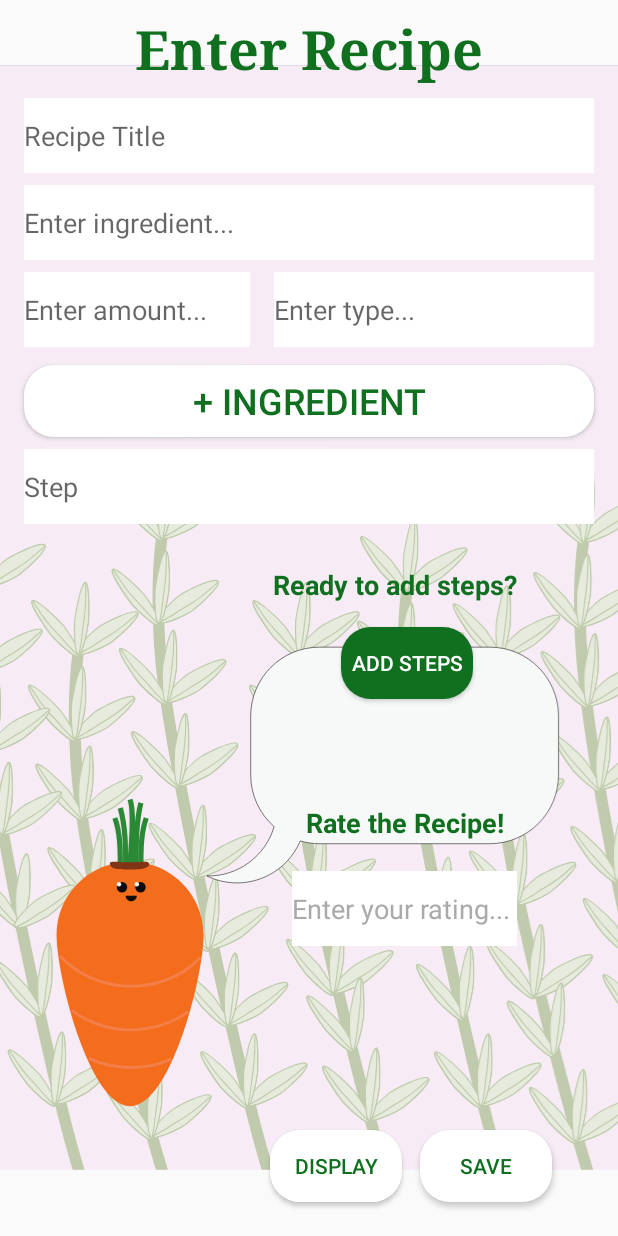
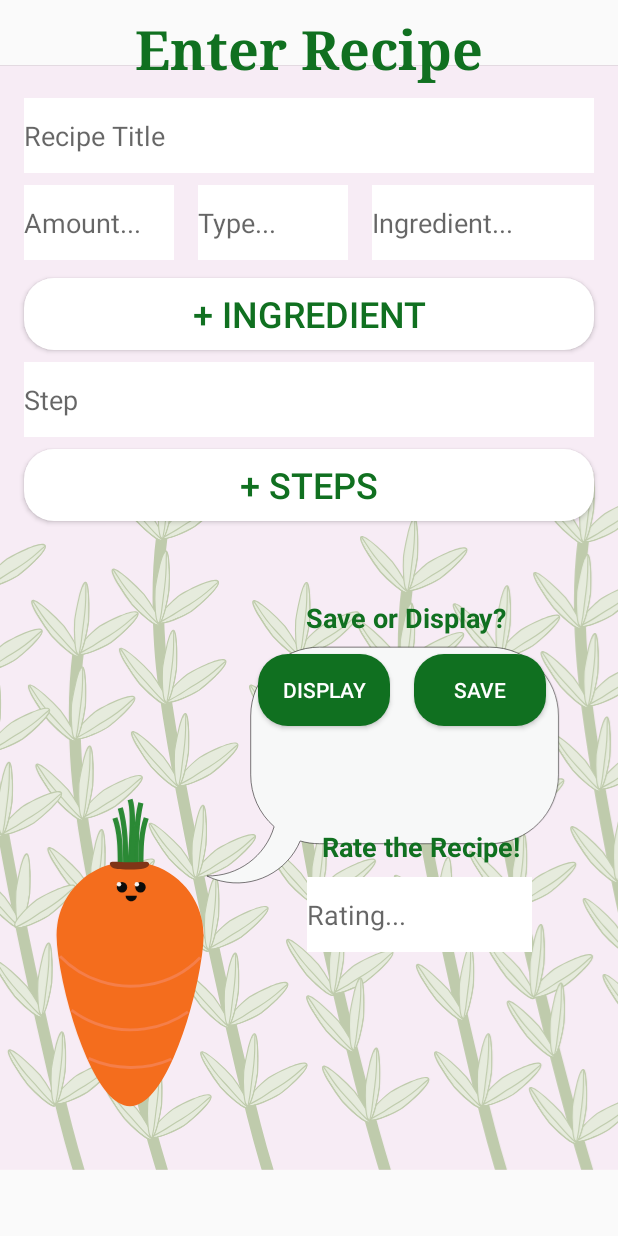
Before and after one commit to meg21allred/ThymeSavor, an Android app: the NewRecipeActivity screen opened directly, with no data from a screen before it, on a phone screen of 412 x 824 dp. Run offline under Robolectric (Android 15) with nearby library versions, the phone set to English and light mode, and no system bars; our stand-ins replace Room's generated code; Roboto replaces fonts that are not available here.

Commit message:
fixing new recipe layout

```diff
--- a/app/src/main/res/layout/activity_new_recipe.xml
+++ b/app/src/main/res/layout/activity_new_recipe.xml
@@ -43,11 +43,11 @@
         android:layout_marginEnd="16dp"
         android:background="#FFFFFF"
         android:ems="10"
-        android:hint="Enter ingredient..."
+        android:hint="Ingredient..."
         android:inputType="textPersonName"
         android:textColor="#000000"
         app:layout_constraintEnd_toEndOf="parent"
-        app:layout_constraintStart_toStartOf="parent"
+        app:layout_constraintStart_toEndOf="@+id/typeET"
         app:layout_constraintTop_toBottomOf="@+id/titleET" />
 
     <Button
@@ -55,78 +55,75 @@
         android:layout_width="0dp"
         android:layout_height="wrap_content"
         android:layout_marginStart="16dp"
+
         android:layout_marginTop="12dp"
         android:layout_marginEnd="16dp"
         android:background="@drawable/round_button"
-
+        android:onClick="addIngredient"
         android:text="+ ingredient"
         android:textColor="#107020"
         android:textSize="24sp"
-        android:onClick="addIngredient"
         app:layout_constraintEnd_toEndOf="parent"
-        app:layout_constraintHorizontal_bias="0.0"
         app:layout_constraintStart_toStartOf="parent"
-        app:layout_constraintTop_toBottomOf="@+id/typeET" />
+        app:layout_constraintTop_toBottomOf="@+id/enterIngredientET" />
 
     <Button
         android:id="@+id/addStepsActivityBtn"
-        android:layout_width="wrap_content"
+        android:layout_width="0dp"
         android:layout_height="wrap_content"
-        android:layout_marginStart="120dp"
-        android:layout_marginTop="16dp"
-        android:background="@drawable/round_green_btn"
-        android:text="Add Steps"
-        android:textColor="#ffffff"
+        android:layout_marginStart="16dp"
+        android:layout_marginTop="8dp"
+        android:layout_marginEnd="16dp"
+        android:background="@drawable/round_button"
         android:onClick="addStep"
+        android:text="+ Steps"
+        android:textColor="#107020"
+        android:textSize="24sp"
         app:layout_constraintEnd_toEndOf="parent"
-        app:layout_constraintHorizontal_bias="0.527"
         app:layout_constraintStart_toStartOf="parent"
-        app:layout_constraintTop_toBottomOf="@+id/addStepsTV" />
+        app:layout_constraintTop_toBottomOf="@+id/stepET" />
 
     <TextView
         android:id="@+id/addStepsTV"
         android:layout_width="wrap_content"
         android:layout_height="wrap_content"
-        android:layout_marginTop="28dp"
-        android:text="Ready to add steps?"
+        android:layout_marginTop="52dp"
+        android:text="Save or Display?"
         android:textColor="#107020"
         android:textSize="18sp"
         android:textStyle="bold"
         app:layout_constraintEnd_toEndOf="parent"
-        app:layout_constraintHorizontal_bias="0.729"
+        app:layout_constraintHorizontal_bias="0.733"
         app:layout_constraintStart_toStartOf="parent"
-        app:layout_constraintTop_toBottomOf="@+id/stepET" />
+        app:layout_constraintTop_toBottomOf="@+id/addStepsActivityBtn" />
 
     <EditText
         android:id="@+id/amountET"
-        android:layout_width="0dp"
+        android:layout_width="100dp"
         android:layout_height="50dp"
         android:layout_marginStart="16dp"
         android:layout_marginTop="8dp"
-        android:layout_marginEnd="16dp"
         android:background="#ffffff"
         android:ems="10"
-        android:hint="Enter amount..."
+        android:hint="Amount..."
         android:inputType="textPersonName"
         android:textColor="#000000"
-        app:layout_constraintEnd_toStartOf="@+id/typeET"
-        app:layout_constraintHorizontal_bias="0.0"
         app:layout_constraintStart_toStartOf="parent"
-        app:layout_constraintTop_toBottomOf="@+id/enterIngredientET" />
+        app:layout_constraintTop_toBottomOf="@+id/titleET" />
 
     <EditText
         android:id="@+id/typeET"
-        android:layout_width="0dp"
+        android:layout_width="100dp"
         android:layout_height="50dp"
+        android:layout_marginStart="16dp"
         android:layout_marginTop="8dp"
-        android:layout_marginEnd="16dp"
         android:background="#ffffff"
         android:ems="10"
-        android:hint="Enter type..."
+        android:hint="Type..."
         android:inputType="textPersonName"
         android:textColor="#000000"
-        app:layout_constraintEnd_toEndOf="parent"
-        app:layout_constraintTop_toBottomOf="@+id/enterIngredientET" />
+        app:layout_constraintStart_toEndOf="@+id/amountET"
+        app:layout_constraintTop_toBottomOf="@+id/titleET" />
 
     <EditText
         android:id="@+id/titleET"
@@ -159,63 +156,63 @@
         app:layout_constraintStart_toStartOf="parent"
         app:layout_constraintTop_toBottomOf="@+id/addIngredientBtn" />
 
-    <Button
-        android:id="@+id/saveBtn"
-        android:layout_width="wrap_content"
-        android:layout_height="wrap_content"
-        android:layout_marginEnd="44dp"
-        android:background="@drawable/round_button"
-        android:text="SAVE"
-        android:textColor="#107020"
-        app:layout_constraintBottom_toBottomOf="parent"
-        app:layout_constraintEnd_toEndOf="parent"
-        app:layout_constraintTop_toBottomOf="@+id/addStepsActivityBtn"
-        app:layout_constraintVertical_bias="0.926" />
 
     <Button
         android:id="@+id/displayBtn"
         android:layout_width="wrap_content"
         android:layout_height="wrap_content"
-        android:background="@drawable/round_button"
+        android:layout_marginStart="8dp"
+        android:layout_marginTop="12dp"
+        android:layout_marginEnd="16dp"
+        android:background="@drawable/round_green_btn"
         android:onClick="displayRecipe"
         android:text="Display"
-        android:textColor="#107020"
-        app:layout_constraintBottom_toBottomOf="parent"
+        android:textColor="#ffffff"
         app:layout_constraintEnd_toStartOf="@+id/saveBtn"
-        app:layout_constraintHorizontal_bias="0.937"
+        app:layout_constraintHorizontal_bias="1.0"
         app:layout_constraintStart_toStartOf="parent"
-        app:layout_constraintTop_toBottomOf="@+id/addStepsActivityBtn"
-        app:layout_constraintVertical_bias="0.926" />
+        app:layout_constraintTop_toBottomOf="@+id/addStepsTV" />
+
+    <Button
+        android:id="@+id/saveBtn"
+        android:layout_width="wrap_content"
+        android:layout_height="wrap_content"
+        android:layout_marginTop="12dp"
+        android:layout_marginEnd="48dp"
+        android:background="@drawable/round_green_btn"
+        android:onClick="displayRecipe"
+        android:text="Save"
+        android:textColor="#ffffff"
+        app:layout_constraintEnd_toEndOf="parent"
+        app:layout_constraintTop_toBottomOf="@+id/addStepsTV" />
+
     <TextView
         android:id="@+id/enterRateTV"
         android:layout_width="wrap_content"
         android:layout_height="wrap_content"
-        android:layout_marginTop="70dp"
+        android:layout_marginTop="68dp"
         android:text="Rate the Recipe!"
         android:textColor="#107020"
         android:textSize="18sp"
         android:textStyle="bold"
         app:layout_constraintEnd_toEndOf="parent"
-        app:layout_constraintHorizontal_bias="0.729"
+        app:layout_constraintHorizontal_bias="0.767"
         app:layout_constraintStart_toStartOf="parent"
-        app:layout_constraintTop_toBottomOf="@+id/addStepsActivityBtn" />
-
+        app:layout_constraintTop_toBottomOf="@+id/saveBtn" />
 
     <EditText
         android:id="@+id/enterRateET"
         android:layout_width="150dp"
         android:layout_height="50dp"
-        android:layout_marginStart="32dp"
-        android:layout_marginTop="20dp"
-        android:layout_marginEnd="10dp"
+        android:layout_marginTop="8dp"
         android:background="#ffffff"
         android:ems="10"
+        android:hint="Rating..."
         android:inputType="textPersonName"
         android:onClick="clearMessage"
-        android:text="Enter your rating..."
         android:textColor="@android:color/darker_gray"
         app:layout_constraintEnd_toEndOf="parent"
-        app:layout_constraintHorizontal_bias="0.739"
+        app:layout_constraintHorizontal_bias="0.781"
         app:layout_constraintStart_toStartOf="parent"
         app:layout_constraintTop_toBottomOf="@+id/enterRateTV" />
 
```
